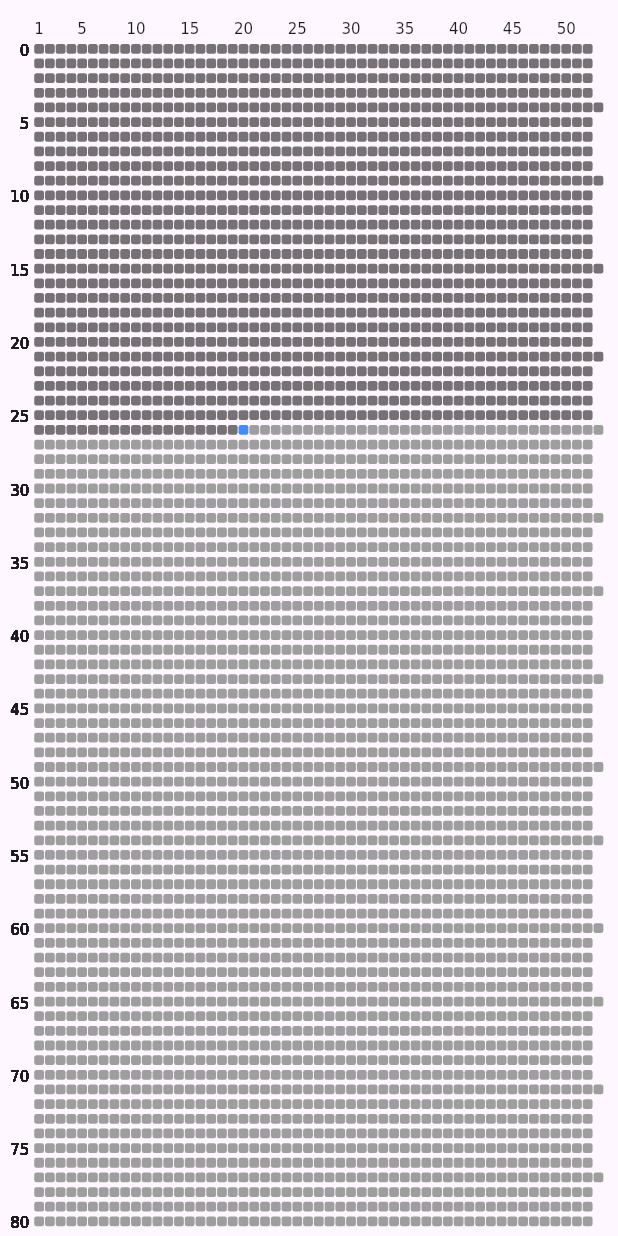
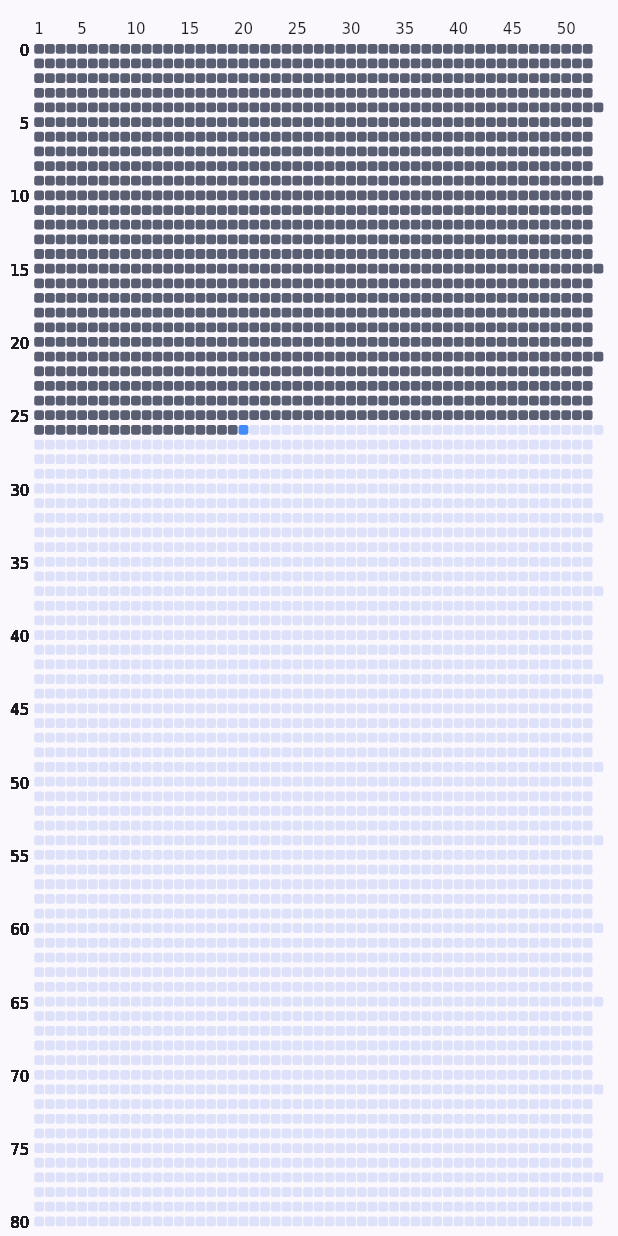
Before and after one commit to Strafe0/life_calendar2, a Flutter app: the screen it shows after launch, on a phone screen of 412 x 824 dp. Run offline on Flutter 3.47's test engine with Material 3 defaults, Android fonts, the phone set to English and light mode, and no system bars; our stand-ins replace flutter_bloc, freezed_annotation, logger, shared_preferences, sqflite; accounts and stored records are empty.

Commit message:
Added theme

```diff
--- a/analysis_options.yaml
+++ b/analysis_options.yaml
@@ -7,7 +7,7 @@ linter:
     prefer_const_constructors_in_immutables: true
     always_use_package_imports: true
     avoid_bool_literals_in_conditional_expressions: true
-    avoid_classes_with_only_static_members: true
+    # avoid_classes_with_only_static_members: true
     avoid_equals_and_hash_code_on_mutable_classes: true
     avoid_positional_boolean_parameters: true
     avoid_slow_async_io: true
@@ -20,7 +20,7 @@ linter:
     directives_ordering: true
     # discarded_futures: true
     unawaited_futures: true
-    document_ignores: true
+    # document_ignores: true
     deprecated_member_use_from_same_package: true
     library_names: true
     lines_longer_than_80_chars: true
--- a/lib/main.dart
+++ b/lib/main.dart
@@ -1,4 +1,5 @@
 import 'package:flutter/material.dart';
+import 'package:life_calendar2/ui/core/themes/app_theme.dart';
 import 'package:life_calendar2/ui/home/home_screen.dart';
 
 void main() {
@@ -12,9 +13,8 @@ class MyApp extends StatelessWidget {
   Widget build(BuildContext context) {
     return MaterialApp(
       title: 'Flutter Demo',
-      theme: ThemeData(
-        colorScheme: ColorScheme.fromSeed(seedColor: Colors.deepPurple),
-      ),
+      theme: AppTheme.lightTheme,
+      darkTheme: AppTheme.darkTheme,
       home: const HomeScreen(),
     );
   }
--- a/lib/ui/calendar/widgets/calendar_painter.dart
+++ b/lib/ui/calendar/widgets/calendar_painter.dart
@@ -1,8 +1,8 @@
 import 'dart:ui' as ui;
+
 import 'package:flutter/material.dart';
 import 'package:life_calendar2/domain/models/week/week.dart';
-import 'package:life_calendar2/domain/models/week/week_assessment/week_assessment.dart';
-import 'package:life_calendar2/domain/models/week/week_tense/week_tense.dart';
+import 'package:life_calendar2/ui/core/themes/week_extension.dart';
 import 'package:life_calendar2/utils/calendar/calendar_size.dart';
 
 class CalendarPainter extends CustomPainter {
@@ -64,7 +64,8 @@ class CalendarPainter extends CustomPainter {
         const Radius.circular(1.5),
       );
 
-      final color = getWeekColor(weeks[weekId], brightness);
+      final week = weeks[weekId];
+      final color = week.getColor(brightness: brightness);
       canvas.drawRRect(rrect, Paint()..color = color);
 
       if (weekId + 1 < weeks.length && weeks[weekId + 1].yearId > yearId) {
@@ -140,22 +141,4 @@ class CalendarPainter extends CustomPainter {
       ),
     );
   }
-
-  Color getWeekColor(Week week, Brightness brightness) {
-    final Color weekColor = switch (week.tense) {
-      WeekTense.past => switch (week.assessment) {
-        WeekAssessment.good => Colors.green,
-        WeekAssessment.bad => Colors.red,
-        WeekAssessment.poor => Colors.black54,
-      },
-      WeekTense.current => Colors.blueAccent,
-      WeekTense.future => switch (week.assessment) {
-        WeekAssessment.good => Colors.green,
-        WeekAssessment.bad => Colors.red,
-        WeekAssessment.poor => Colors.grey,
-      },
-    };
-
-    return weekColor;
-  }
 }
--- /dev/null
+++ b/lib/ui/core/themes/app_theme.dart
@@ -0,0 +1,421 @@
+// ignore_for_file: avoid_classes_with_only_static_members
+
+import 'package:flutter/material.dart';
+import 'package:flutter/services.dart' show SystemUiOverlayStyle;
+
+class AppTheme {
+  static const TextStyle introDescriptionStyle = TextStyle(
+    color: Color(0xFF00174D),
+    fontSize: 14,
+    fontWeight: FontWeight.w400,
+    height: 1.43,
+    letterSpacing: 0.5,
+  ); // bodyMedium
+  static const TextStyle introTitleStyle = TextStyle(
+    color: Color(0xFF00174D),
+    fontSize: 28,
+    fontWeight: FontWeight.w400,
+    height: 1.29,
+  );
+  static const TextStyle introNextStyle = TextStyle(
+    color: Color(0xFF0151DF),
+    fontSize: 16,
+    fontWeight: FontWeight.w500,
+    letterSpacing: 0.5,
+  );
+  static const TextStyle introSkipStyle = TextStyle(
+    color: Color(0xFF0151DF),
+    fontSize: 11,
+    fontWeight: FontWeight.w500,
+    height: 1.45,
+    letterSpacing: 0.5,
+  );
+  static const TextStyle introDoneStyle = TextStyle(
+    color: Color(0xFF0151DF),
+    fontSize: 16,
+    fontWeight: FontWeight.w500,
+    letterSpacing: 0.5,
+  );
+
+  static ThemeData get lightTheme => ThemeData(
+    useMaterial3: true,
+    colorScheme: const ColorScheme(
+      brightness: Brightness.light,
+
+      primary: Color(0xFF0151DF),
+      onPrimary: Color(0xFFFFFFFF),
+      primaryContainer: Color(0xFFDBE1FF),
+      onPrimaryContainer: Color(0xFF00174D),
+
+      secondary: Color(0xFF595E72),
+      onSecondary: Color(0xFFFFFFFF),
+      secondaryContainer: Color(0xFFDDE1F9),
+      onSecondaryContainer: Color(0xFF161B2C),
+
+      tertiary: Color(0xFF745470),
+      onTertiary: Color(0xFFFFFFFF),
+      tertiaryContainer: Color(0xFFFFD6F7),
+      onTertiaryContainer: Color(0xFF2B122A),
+
+      error: Color(0xFFBA1A1A),
+      onError: Color(0xFFFFFFFF),
+      errorContainer: Color(0xFFFFDAD6),
+      onErrorContainer: Color(0xFF410002),
+
+      surface: Color(0xFFFBF8FD),
+      onSurface: Color(0xFF1B1B1F),
+
+      surfaceContainerHighest: Color(0xFFE2E1EC),
+      onSurfaceVariant: Color(0xFF45464F),
+      outline: Color(0xFF767680),
+    ),
+
+    fontFamily: 'Roboto',
+    textTheme: const TextTheme(
+      headlineLarge: TextStyle(
+        fontSize: 32,
+        fontWeight: FontWeight.w400,
+        height: 1.25,
+      ),
+      headlineMedium: TextStyle(
+        fontSize: 28,
+        fontWeight: FontWeight.w400,
+        height: 1.29,
+      ),
+      headlineSmall: TextStyle(
+        fontSize: 22,
+        fontWeight: FontWeight.w400,
+        height: 1.45,
+      ),
+
+      titleLarge: TextStyle(
+        fontSize: 20,
+        fontWeight: FontWeight.w400,
+        height: 1.2,
+        letterSpacing: 0.5,
+      ),
+      titleMedium: TextStyle(
+        fontSize: 16,
+        fontWeight: FontWeight.w500,
+        letterSpacing: 0.5,
+      ),
+      titleSmall: TextStyle(
+        fontSize: 14,
+        fontWeight: FontWeight.w500,
+        height: 1.43,
+        letterSpacing: 0.1,
+      ),
+
+      labelLarge: TextStyle(
+        fontSize: 14,
+        fontWeight: FontWeight.w500,
+        height: 1.43,
+        letterSpacing: 0.1,
+      ),
+      labelMedium: TextStyle(
+        fontSize: 12,
+        fontWeight: FontWeight.w500,
+        height: 1.33,
+        letterSpacing: 0.5,
+      ),
+      labelSmall: TextStyle(
+        fontSize: 11,
+        fontWeight: FontWeight.w500,
+        height: 1.45,
+        letterSpacing: 0.5,
+      ),
+
+      bodyLarge: TextStyle(
+        fontSize: 16,
+        fontWeight: FontWeight.w400,
+        height: 1.5,
+        letterSpacing: 0.5,
+      ),
+      bodyMedium: TextStyle(
+        fontSize: 14,
+        fontWeight: FontWeight.w400,
+        height: 1.43,
+        letterSpacing: 0.5,
+      ),
+      bodySmall: TextStyle(
+        fontSize: 12,
+        fontWeight: FontWeight.w400,
+        height: 1.33,
+        letterSpacing: 0.4,
+      ),
+    ),
+
+    appBarTheme: const AppBarTheme(
+      titleTextStyle: TextStyle(
+        color: Color(0xFFFFFFFF),
+        fontSize: 20,
+        fontWeight: FontWeight.w400,
+        height: 1.2,
+        letterSpacing: 0.5,
+      ), //titleLarge
+      backgroundColor: Color(0xFF0151DF), //primary
+      systemOverlayStyle: SystemUiOverlayStyle(
+        statusBarColor: Color(0xFF003CAC),
+      ),
+      iconTheme: IconThemeData(color: Color(0xFFFFFFFF)),
+    ),
+
+    floatingActionButtonTheme: const FloatingActionButtonThemeData(
+      backgroundColor: Color(0xFF0151DF), // primary
+      foregroundColor: Color(0xFFFFFFFF), // onPrimary
+    ),
+
+    iconTheme: const IconThemeData(color: Color(0xFFFFFFFF)),
+
+    elevatedButtonTheme: ElevatedButtonThemeData(
+      style: ButtonStyle(
+        backgroundColor: const WidgetStatePropertyAll(Color(0xFF0151DF)),
+        foregroundColor: const WidgetStatePropertyAll(Color(0xFFFFFFFF)),
+        textStyle: const WidgetStatePropertyAll(
+          TextStyle(
+            fontSize: 14,
+            fontWeight: FontWeight.w500,
+            height: 1.43,
+            letterSpacing: 0.1,
+          ),
+        ),
+        elevation: WidgetStateProperty.resolveWith((states) {
+          const Set<WidgetState> interactiveStates = <WidgetState>{
+            WidgetState.pressed,
+            WidgetState.hovered,
+            WidgetState.focused,
+          };
+          if (states.any(interactiveStates.contains)) {
+            return 0;
+          }
+          return 8;
+        }),
+      ),
+    ),
+
+    inputDecorationTheme: const InputDecorationTheme(
+      border: UnderlineInputBorder(
+        borderSide: BorderSide(color: Color(0xFF1B1B1F)),
+      ),
+      hintStyle: TextStyle(
+        fontSize: 16,
+        fontWeight: FontWeight.w400,
+        height: 1.5,
+        letterSpacing: 0.5,
+      ),
+    ),
+
+    cardTheme: const CardTheme(
+      color: Color(0xFFF2F0F4),
+      surfaceTintColor: Colors.transparent,
+      elevation: 1,
+    ),
+
+    dialogTheme: const DialogTheme(
+      backgroundColor: Color(0xFFF2F0F4),
+      surfaceTintColor: Colors.transparent,
+    ),
+
+    popupMenuTheme: const PopupMenuThemeData(
+      color: Color(0xFFF2F0F4),
+      surfaceTintColor: Colors.transparent,
+      textStyle: TextStyle(
+        fontSize: 14,
+        fontWeight: FontWeight.w400,
+        height: 1.43,
+        letterSpacing: 0.5,
+      ),
+    ),
+  );
+
+  static ThemeData get darkTheme => ThemeData(
+    useMaterial3: true,
+    colorScheme: const ColorScheme(
+      brightness: Brightness.dark,
+
+      primary: Color(0xFFB5C4FF),
+      onPrimary: Color(0xFF00297A),
+      primaryContainer: Color(0xFF003CAB),
+      onPrimaryContainer: Color(0xFFDBE1FF),
+
+      secondary: Color(0xFFC1C5DD),
+      onSecondary: Color(0xFF2B3042),
+      secondaryContainer: Color(0xFF414659),
+      onSecondaryContainer: Color(0xFFDDE1F9),
+
+      tertiary: Color(0xFFE2BBDB),
+      onTertiary: Color(0xFF422740),
+      tertiaryContainer: Color(0xFF5B3D57),
+      onTertiaryContainer: Color(0xFFFFD6F7),
+
+      error: Color(0xFFFFB4AB),
+      onError: Color(0xFF690005),
+      errorContainer: Color(0xFF93000A),
+      onErrorContainer: Color(0xFFFFDAD6),
+
+      surface: Color(0xFF131316),
+      onSurface: Color(0xFFC7C6CA),
+
+      surfaceContainerHighest: Color(0xFF45464F),
+      onSurfaceVariant: Color(0xFFC6C6D0),
+      outline: Color(0xFF8F909A),
+    ),
+
+    fontFamily: 'Roboto',
+    textTheme: const TextTheme(
+      headlineLarge: TextStyle(
+        fontSize: 32,
+        fontWeight: FontWeight.w400,
+        height: 1.25,
+      ),
+      headlineMedium: TextStyle(
+        fontSize: 28,
+        fontWeight: FontWeight.w400,
+        height: 1.29,
+      ),
+      headlineSmall: TextStyle(
+        fontSize: 22,
+        fontWeight: FontWeight.w400,
+        height: 1.45,
+      ),
+
+      titleLarge: TextStyle(
+        fontSize: 20,
+        fontWeight: FontWeight.w400,
+        height: 1.2,
+        letterSpacing: 0.5,
+      ),
+      titleMedium: TextStyle(
+        fontSize: 16,
+        fontWeight: FontWeight.w500,
+        letterSpacing: 0.5,
+      ),
+      titleSmall: TextStyle(
+        fontSize: 14,
+        fontWeight: FontWeight.w500,
+        height: 1.43,
+        letterSpacing: 0.1,
+      ),
+
+      labelLarge: TextStyle(
+        fontSize: 14,
+        fontWeight: FontWeight.w500,
+        height: 1.43,
+        letterSpacing: 0.1,
+      ),
+      labelMedium: TextStyle(
+        fontSize: 12,
+        fontWeight: FontWeight.w500,
+        height: 1.33,
+        letterSpacing: 0.5,
+      ),
+      labelSmall: TextStyle(
+        fontSize: 11,
+        fontWeight: FontWeight.w500,
+        height: 1.45,
+        letterSpacing: 0.5,
+      ),
+
+      bodyLarge: TextStyle(
+        fontSize: 16,
+        fontWeight: FontWeight.w400,
+        height: 1.5,
+        letterSpacing: 0.5,
+      ),
+      bodyMedium: TextStyle(
+        fontSize: 14,
+        fontWeight: FontWeight.w400,
+        height: 1.43,
+        letterSpacing: 0.5,
+      ),
+      bodySmall: TextStyle(
+        fontSize: 12,
+        fontWeight: FontWeight.w400,
+        height: 1.33,
+        letterSpacing: 0.4,
+      ),
+    ),
+
+    appBarTheme: const AppBarTheme(
+      titleTextStyle: TextStyle(
+        color: Color(0xFFC7C6CA),
+        fontSize: 20,
+        fontWeight: FontWeight.w400,
+        height: 1.2,
+        letterSpacing: 0.5,
+      ), //titleLarge
+      backgroundColor: Color(0xFF303034), //primary
+      systemOverlayStyle: SystemUiOverlayStyle(
+        statusBarColor: Color(0xFF1B1B1F),
+      ),
+      iconTheme: IconThemeData(color: Color(0xFFC7C6CA)),
+    ),
+
+    floatingActionButtonTheme: const FloatingActionButtonThemeData(
+      backgroundColor: Color(0xFFB5C4FF), // primary
+      foregroundColor: Color(0xFF00297A), // onPrimary
+    ),
+
+    iconTheme: const IconThemeData(color: Color(0xFFC7C6CA)),
+
+    elevatedButtonTheme: ElevatedButtonThemeData(
+      style: ButtonStyle(
+        backgroundColor: const WidgetStatePropertyAll(Color(0xFFB5C4FF)),
+        foregroundColor: const WidgetStatePropertyAll(Color(0xFF00297A)),
+        textStyle: const WidgetStatePropertyAll(
+          TextStyle(
+            fontSize: 14,
+            fontWeight: FontWeight.w500,
+            height: 1.43,
+            letterSpacing: 0.1,
+          ),
+        ),
+        elevation: WidgetStateProperty.resolveWith((states) {
+          const Set<WidgetState> interactiveStates = <WidgetState>{
+            WidgetState.pressed,
+            WidgetState.hovered,
+            WidgetState.focused,
+          };
+          if (states.any(interactiveStates.contains)) {
+            return 0;
+          }
+          return 8;
+        }),
+      ),
+    ),
+
+    inputDecorationTheme: const InputDecorationTheme(
+      border: UnderlineInputBorder(
+        borderSide: BorderSide(color: Color(0xFFE4E2E6)),
+      ),
+      hintStyle: TextStyle(
+        fontSize: 16,
+        fontWeight: FontWeight.w400,
+        height: 1.5,
+        letterSpacing: 0.5,
+      ),
+    ),
+
+    cardTheme: const CardTheme(
+      color: Color(0xFF303034),
+      surfaceTintColor: Colors.transparent,
+      elevation: 2,
+    ),
+
+    dialogTheme: const DialogTheme(
+      backgroundColor: Color(0xFF303034),
+      surfaceTintColor: Colors.transparent,
+    ),
+
+    popupMenuTheme: const PopupMenuThemeData(
+      color: Color(0xFF303034),
+      surfaceTintColor: Colors.transparent,
+      textStyle: TextStyle(
+        fontSize: 14,
+        fontWeight: FontWeight.w400,
+        height: 1.43,
+        letterSpacing: 0.5,
+      ),
+    ),
+  );
+}
--- /dev/null
+++ b/lib/ui/core/themes/week_color.dart
@@ -0,0 +1,9 @@
+import 'package:flutter/material.dart';
+
+class WeekColor {
+  static const Color poorWeekColor = Color(0xFF606060);
+  static const Color goodWeekColor = Color(0xFF18C248);
+  static const Color badWeekColor = Color(0xFFFC0F00);
+  static const Color futureWeekColor = Color(0xFFb0bec5);
+  static const Color currentWeekColor = Color(0xFF2196f3);
+}
--- /dev/null
+++ b/lib/ui/core/themes/week_extension.dart
@@ -0,0 +1,29 @@
+import 'package:flutter/material.dart';
+import 'package:life_calendar2/domain/models/week/week.dart';
+import 'package:life_calendar2/domain/models/week/week_assessment/week_assessment.dart';
+import 'package:life_calendar2/domain/models/week/week_tense/week_tense.dart';
+import 'package:life_calendar2/ui/core/themes/app_theme.dart';
+import 'package:life_calendar2/ui/core/themes/week_color.dart';
+
+extension WeekColorExtension on Week {
+  Color getColor({required Brightness brightness}) {
+    final theme =
+        brightness == Brightness.light
+            ? AppTheme.lightTheme
+            : AppTheme.darkTheme;
+
+    return switch (tense) {
+      WeekTense.past => switch (assessment) {
+        WeekAssessment.good => WeekColor.goodWeekColor,
+        WeekAssessment.bad => WeekColor.badWeekColor,
+        WeekAssessment.poor => theme.colorScheme.secondary,
+      },
+      WeekTense.current => Colors.blueAccent,
+      WeekTense.future => switch (assessment) {
+        WeekAssessment.good => WeekColor.goodWeekColor,
+        WeekAssessment.bad => WeekColor.badWeekColor,
+        WeekAssessment.poor => theme.colorScheme.secondaryContainer,
+      },
+    };
+  }
+}
```
